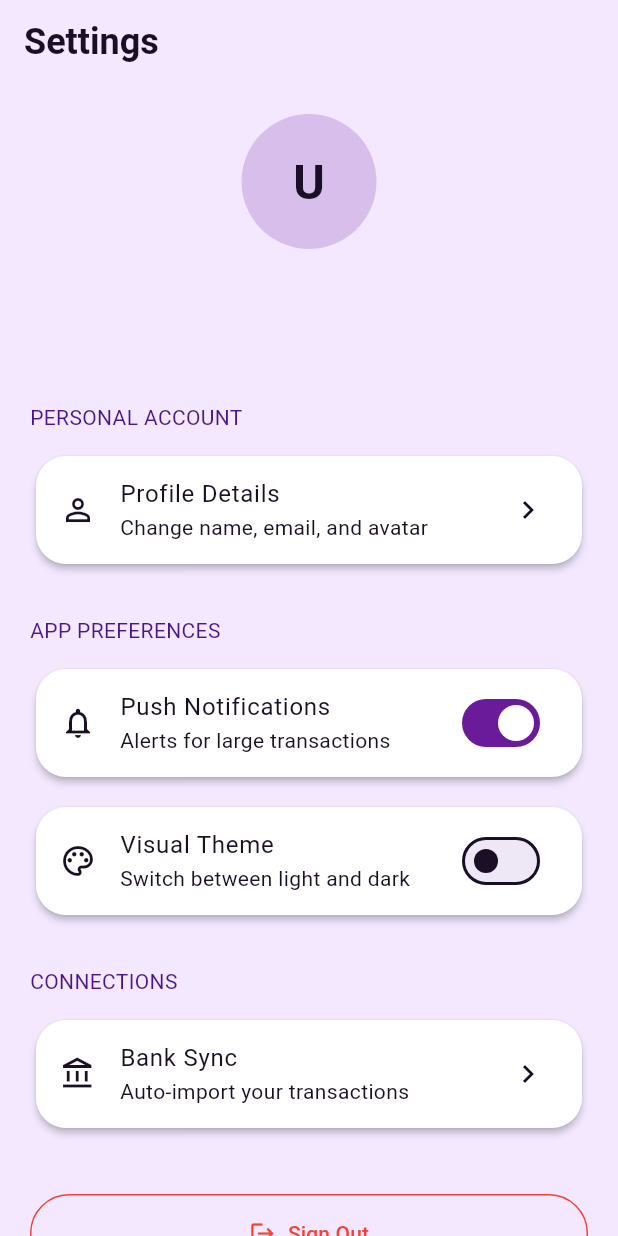
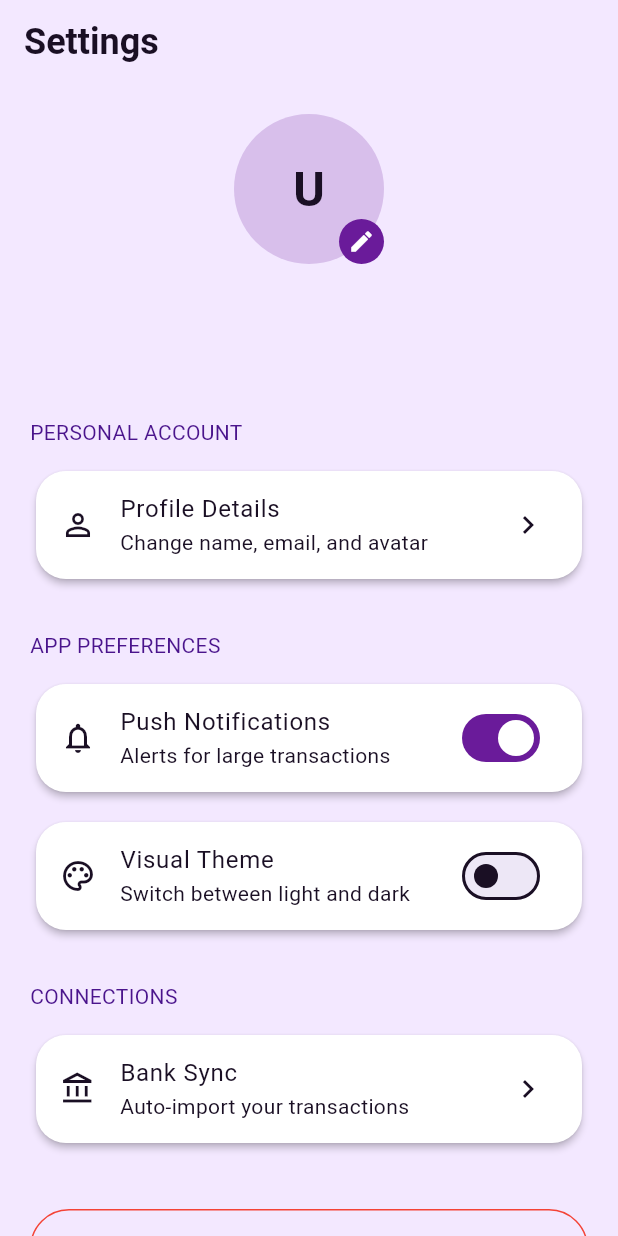
Before and after one commit to ozdogrumerve/digital-receipt-wallet, a Flutter app: the SettingsScreen screen opened directly, on a phone screen of 412 x 824 dp. Run offline on Flutter 3.47's test engine with Material 3 defaults, Android fonts, the phone set to English and light mode, and no system bars; our stand-ins replace firebase_auth, firebase_core, image_picker; accounts and stored records are empty.

Commit message:
profile section added

```diff
--- a/lib/screens/settings_screen.dart
+++ b/lib/screens/settings_screen.dart
@@ -1,7 +1,9 @@
+import 'dart:io';
 import 'package:digital_receipt_wallet/providers/theme_provider.dart';
 import 'package:digital_receipt_wallet/screens/login_screen.dart';
 import 'package:firebase_auth/firebase_auth.dart';
 import 'package:flutter/material.dart';
+import 'package:image_picker/image_picker.dart';
 import 'package:provider/provider.dart';
 
 class SettingsScreen extends StatefulWidget {
@@ -14,6 +16,20 @@ class SettingsScreen extends StatefulWidget {
 class _SettingsScreenState extends State<SettingsScreen> {
 
   bool notificationsEnabled = true;
+  File? selectedImage;
+
+  final ImagePicker picker = ImagePicker();
+
+  Future<void> pickImage() async {
+    final XFile? image =
+        await picker.pickImage(source: ImageSource.gallery);
+
+    if (image != null) {
+      setState(() {
+        selectedImage = File(image.path);
+      });
+    }
+  }
 
   @override
   Widget build(BuildContext context) {
@@ -24,7 +40,6 @@ class _SettingsScreenState extends State<SettingsScreen> {
     return Scaffold(
       appBar: AppBar(
         title: const Text("Settings"),
-        centerTitle: false,
       ),
       body: SingleChildScrollView(
         padding: const EdgeInsets.all(20),
@@ -36,22 +51,60 @@ class _SettingsScreenState extends State<SettingsScreen> {
             Center(
               child: Column(
                 children: [
+
+                  Stack(
+                    children: [
+
                       CircleAvatar(
-                    radius: 45,
-                    backgroundColor: theme.colorScheme.primary.withOpacity(0.2),
-                    child: Text(
+                        radius: 50,
+                        backgroundColor:
+                            theme.colorScheme.primary.withOpacity(0.2),
+                        backgroundImage:
+                            selectedImage != null
+                                ? FileImage(selectedImage!)
+                                : null,
+                        child: selectedImage == null
+                            ? Text(
                                 user?.displayName?.isNotEmpty == true
                                     ? user!.displayName![0].toUpperCase()
                                     : "U",
                                 style: theme.textTheme.headlineMedium,
+                              )
+                            : null,
+                      ),
+
+                      /// KALEM İKONU
+                      Positioned(
+                        bottom: 0,
+                        right: 0,
+                        child: GestureDetector(
+                          onTap: pickImage,
+                          child: Container(
+                            padding: const EdgeInsets.all(6),
+                            decoration: BoxDecoration(
+                              color: theme.colorScheme.primary,
+                              shape: BoxShape.circle,
+                            ),
+                            child: const Icon(
+                              Icons.edit,
+                              size: 18,
+                              color: Colors.white,
                             ),
                           ),
+                        ),
+                      ),
+                    ],
+                  ),
+
                   const SizedBox(height: 16),
+
                   Text(
                     user?.displayName ?? "User",
                     style: theme.textTheme.titleLarge,
                   ),
+
                   const SizedBox(height: 4),
+
                   Text(
                     user?.email ?? "",
                     style: theme.textTheme.bodyMedium,
@@ -68,11 +121,15 @@ class _SettingsScreenState extends State<SettingsScreen> {
 
             const SizedBox(height: 12),
 
-            _settingsTile(
-              icon: Icons.person_outline,
-              title: "Profile Details",
-              subtitle: "Change name, email, and avatar",
+            Card(
+              child: ListTile(
+                leading: const Icon(Icons.person_outline),
+                title: const Text("Profile Details"),
+                subtitle:
+                    const Text("Change name, email, and avatar"),
+                trailing: const Icon(Icons.chevron_right),
                 onTap: () {},
+              ),
             ),
 
             const SizedBox(height: 30),
@@ -83,12 +140,12 @@ class _SettingsScreenState extends State<SettingsScreen> {
 
             const SizedBox(height: 12),
 
-            /// PUSH NOTIFICATIONS
             Card(
               child: ListTile(
                 leading: const Icon(Icons.notifications_none),
                 title: const Text("Push Notifications"),
-                subtitle: const Text("Alerts for large transactions"),
+                subtitle:
+                    const Text("Alerts for large transactions"),
                 trailing: Switch(
                   value: notificationsEnabled,
                   onChanged: (value) {
@@ -102,12 +159,13 @@ class _SettingsScreenState extends State<SettingsScreen> {
 
             const SizedBox(height: 12),
 
-            /// VISUAL THEME (ÇALIŞAN)
+            /// THEME SWITCH
             Card(
               child: ListTile(
                 leading: const Icon(Icons.palette_outlined),
                 title: const Text("Visual Theme"),
-                subtitle: const Text("Switch between light and dark"),
+                subtitle:
+                    const Text("Switch between light and dark"),
                 trailing: Switch(
                   value: themeProvider.isDark,
                   onChanged: (value) {
@@ -125,11 +183,16 @@ class _SettingsScreenState extends State<SettingsScreen> {
 
             const SizedBox(height: 12),
 
-            _settingsTile(
-              icon: Icons.account_balance_outlined,
-              title: "Bank Sync",
-              subtitle: "Auto-import your transactions",
+            Card(
+              child: ListTile(
+                leading:
+                    const Icon(Icons.account_balance_outlined),
+                title: const Text("Bank Sync"),
+                subtitle: const Text(
+                    "Auto-import your transactions"),
+                trailing: const Icon(Icons.chevron_right),
                 onTap: () {},
+              ),
             ),
 
             const SizedBox(height: 40),
@@ -138,14 +201,16 @@ class _SettingsScreenState extends State<SettingsScreen> {
             SizedBox(
               width: double.infinity,
               child: OutlinedButton.icon(
-                icon: const Icon(Icons.logout, color: Colors.red),
+                icon:
+                    const Icon(Icons.logout, color: Colors.red),
                 label: const Text(
                   "Sign Out",
                   style: TextStyle(color: Colors.red),
                 ),
                 style: OutlinedButton.styleFrom(
                   side: const BorderSide(color: Colors.red),
-                  padding: const EdgeInsets.symmetric(vertical: 16),
+                  padding:
+                      const EdgeInsets.symmetric(vertical: 16),
                 ),
                 onPressed: () async {
                   await FirebaseAuth.instance.signOut();
@@ -155,7 +220,8 @@ class _SettingsScreenState extends State<SettingsScreen> {
                   Navigator.pushAndRemoveUntil(
                     context,
                     MaterialPageRoute(
-                        builder: (_) => const LoginScreen()),
+                        builder: (_) =>
+                            const LoginScreen()),
                     (route) => false,
                   );
                 },
@@ -166,21 +232,4 @@ class _SettingsScreenState extends State<SettingsScreen> {
       ),
     );
   }
-
-  Widget _settingsTile({
-    required IconData icon,
-    required String title,
-    required String subtitle,
-    required VoidCallback onTap,
-  }) {
-    return Card(
-      child: ListTile(
-        leading: Icon(icon),
-        title: Text(title),
-        subtitle: Text(subtitle),
-        trailing: const Icon(Icons.chevron_right),
-        onTap: onTap,
-      ),
-    );
 }
-}
--- a/pubspec.yaml
+++ b/pubspec.yaml
@@ -33,7 +33,7 @@ dependencies:
   camera: ^0.10.5+5
   google_mlkit_text_recognition: ^0.15.1
   google_mlkit_commons: ^0.11.1
-  image_picker: ^1.0.4
+  image_picker: ^1.2.1
   path_provider: ^2.1.2
   opencv_dart: ^1.3.0
   google_fonts: ^6.2.1
@@ -45,6 +45,8 @@ dependencies:
   flutter_launcher_icons: ^0.14.4
   firebase_core: ^4.4.0
   firebase_auth: ^6.1.4
+  firebase_storage: ^13.0.6
+  cloud_firestore: ^6.1.2
 
 dev_dependencies:
   flutter_test:
```
Also changed, not shown: pubspec.lock, 4 other files. Lines whose indentation alone changed are shown as unchanged.
